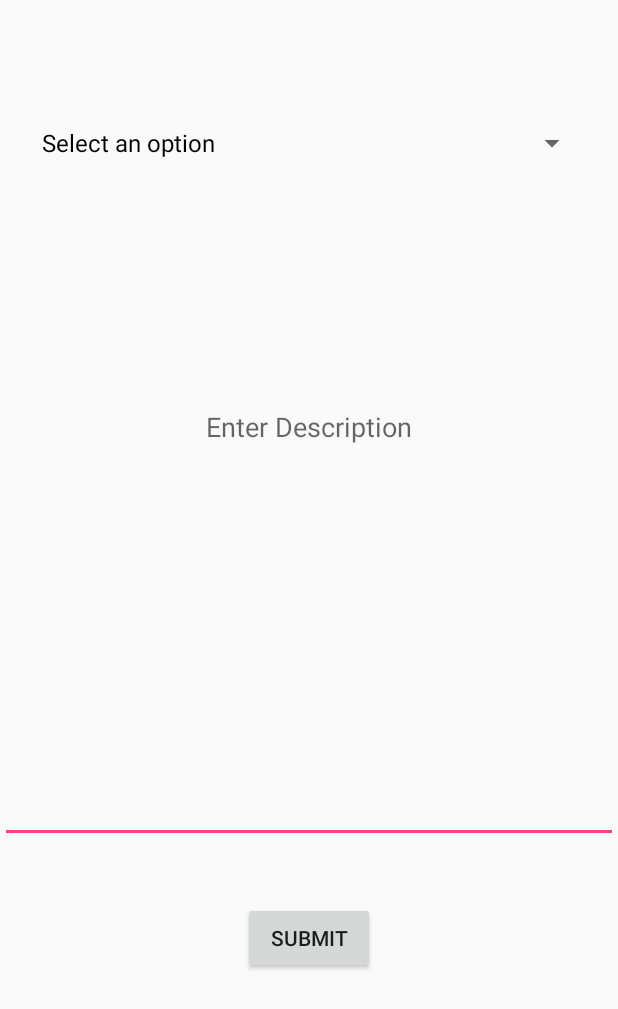
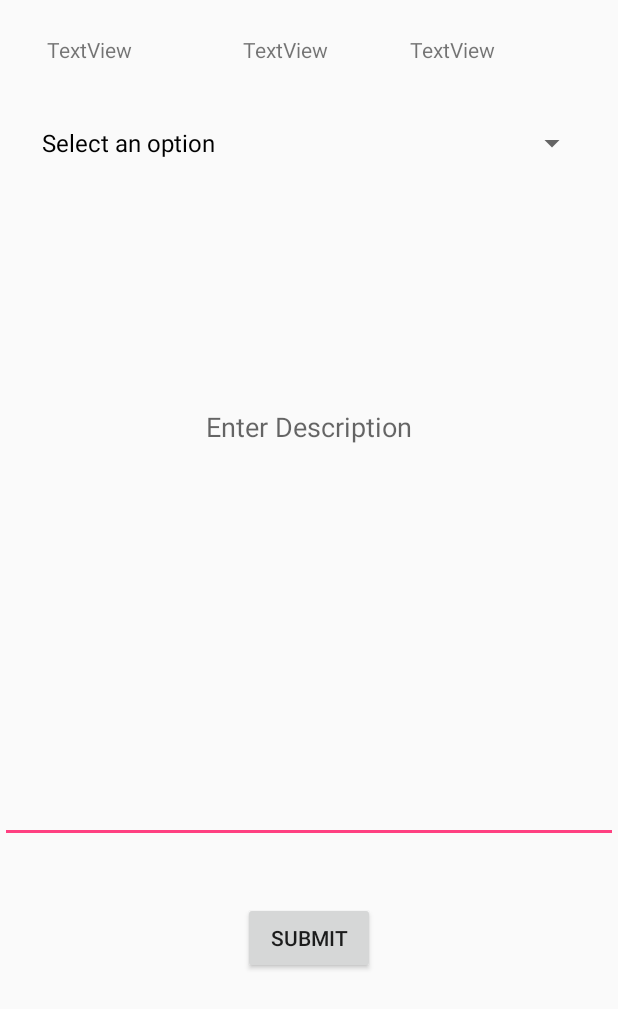
Before and after one commit to ujjwalagr/RailShayak, an Android app: the Mainpage screen opened directly, with no data from a screen before it, on a phone screen of 412 x 824 dp. Shown: the top 1009 px of the screen. Run offline under Robolectric (Android 15) with nearby library versions, the phone set to English and light mode, and no system bars.

Commit message:
Merge branch 'Coder' of https://github.com/developershivamshukla/Passenger_Security into developershivamshukla-Coder
# Conflicts:
#	app/src/main/java/passengersecurity/com/passengersecurity/Login.java
#	app/src/main/java/passengersecurity/com/passengersecurity/Mainpage.java

```diff
--- a/app/src/main/java/passengersecurity/com/passengersecurity/Login.java
+++ b/app/src/main/java/passengersecurity/com/passengersecurity/Login.java
@@ -26,11 +26,9 @@ public class Login extends AppCompatActivity {
         e3=findViewById(R.id.emailtxt);
         e4=findViewById(R.id.phonetxt);
         f=getSharedPreferences("sp",MODE_PRIVATE);
-        //b=findViewById(R.id.vb);
         b1.setOnClickListener(new View.OnClickListener() {
             @Override
             public void onClick(View view) {
-                //b1.setEnabled(false);
                 SharedPreferences.Editor e = f.edit();
                 s1 = e1.getText().toString();
                 s2 = e2.getText().toString();
--- a/app/src/main/java/passengersecurity/com/passengersecurity/Mainpage.java
+++ b/app/src/main/java/passengersecurity/com/passengersecurity/Mainpage.java
@@ -20,6 +20,8 @@ public class Mainpage extends AppCompatActivity {
     Spinner complaint;
     TextView description;
     Button submit;
+    int position = 1;
+
     String name[] = new String[]{"Select an option",
             "Accident Claims",
             "Allotment of seats - berths by train staff",
@@ -60,7 +62,6 @@ public class Mainpage extends AppCompatActivity {
         complaint = findViewById(R.id.complaint);
         description = findViewById(R.id.description);
         submit = findViewById(R.id.submit);
-
         ArrayAdapter<String> arrayAdapter = new ArrayAdapter<>(this, R.layout.support_simple_spinner_dropdown_item, name);
         complaint.setAdapter(arrayAdapter);
 
@@ -68,6 +69,7 @@ public class Mainpage extends AppCompatActivity {
             @Override
             public void onItemSelected(AdapterView<?> adapterView, View view, int i, long l) {
                 complainType = (String) adapterView.getItemAtPosition(i);
+                position = i;
             }
 
             @Override
@@ -79,6 +81,9 @@ public class Mainpage extends AppCompatActivity {
         submit.setOnClickListener(new View.OnClickListener() {
             @Override
             public void onClick(View view) {
+                if (position == 0) {
+                    Toast.makeText(Mainpage.this, "Select an Issue..!", Toast.LENGTH_SHORT).show();
+                } else {
                     StringBuilder sb = new StringBuilder();
                     sb.append("Name - " + Login.s1 + "\n");
                     sb.append("PNR - " + Login.s2 + "\n");
@@ -89,6 +94,8 @@ public class Mainpage extends AppCompatActivity {
                     Intent intent = new Intent(Intent.ACTION_SENDTO, uri);
                     intent.putExtra("sms_body", sb.toString());
                     startActivity(intent);
+
+                }
             }
         });
     }
--- a/app/src/main/java/passengersecurity/com/passengersecurity/SplashScreen.java
+++ b/app/src/main/java/passengersecurity/com/passengersecurity/SplashScreen.java
@@ -18,7 +18,7 @@ public class SplashScreen extends AppCompatActivity {
         final String pnr = d.getString("k2",null);
         final String email = d.getString("k3",null);
         final String phone = d.getString("k4",null);
-        Toast.makeText(this, "Name="+name+"\n"+"Pnr="+pnr+"\n"+"Email="+email+"\n"+"Phone"+phone+"\n", Toast.LENGTH_SHORT).show();
+        //Toast.makeText(this, "Name="+name+"\n"+"Pnr="+pnr+"\n"+"Email="+email+"\n"+"Phone"+phone+"\n", Toast.LENGTH_SHORT).show();
         Thread th = new Thread() {
             @Override
             public void run() {
--- a/app/src/main/res/layout/activity_mainpage.xml
+++ b/app/src/main/res/layout/activity_mainpage.xml
@@ -39,4 +39,31 @@
         android:layout_centerHorizontal="true"
         android:layout_marginTop="39dp"
         android:text="@string/submit" />
+
+    <TextView
+        android:id="@+id/nameonmain"
+        android:layout_width="wrap_content"
+        android:layout_height="wrap_content"
+        android:layout_alignParentTop="true"
+        android:layout_alignStart="@+id/complaint"
+        android:layout_marginStart="11dp"
+        android:layout_marginTop="23dp"
+        android:text="TextView" />
+
+    <TextView
+        android:id="@+id/pnronmain"
+        android:layout_width="wrap_content"
+        android:layout_height="wrap_content"
+        android:layout_alignStart="@+id/submit"
+        android:layout_alignTop="@+id/nameonmain"
+        android:text="TextView" />
+
+    <TextView
+        android:id="@+id/seatinfoonmain"
+        android:layout_width="wrap_content"
+        android:layout_height="wrap_content"
+        android:layout_alignTop="@+id/pnronmain"
+        android:layout_marginStart="23dp"
+        android:layout_toEndOf="@+id/submit"
+        android:text="TextView" />
 </RelativeLayout>
```
Also changed, not shown: app/src/main/res/layout/activity_login2.xml (+27 -27 lines), app/src/main/res/layout/activity_second_page.xml (+3 -7 lines), app/src/main/res/values/strings.xml (+7 -0 lines). Lines whose indentation alone changed are shown as unchanged.
